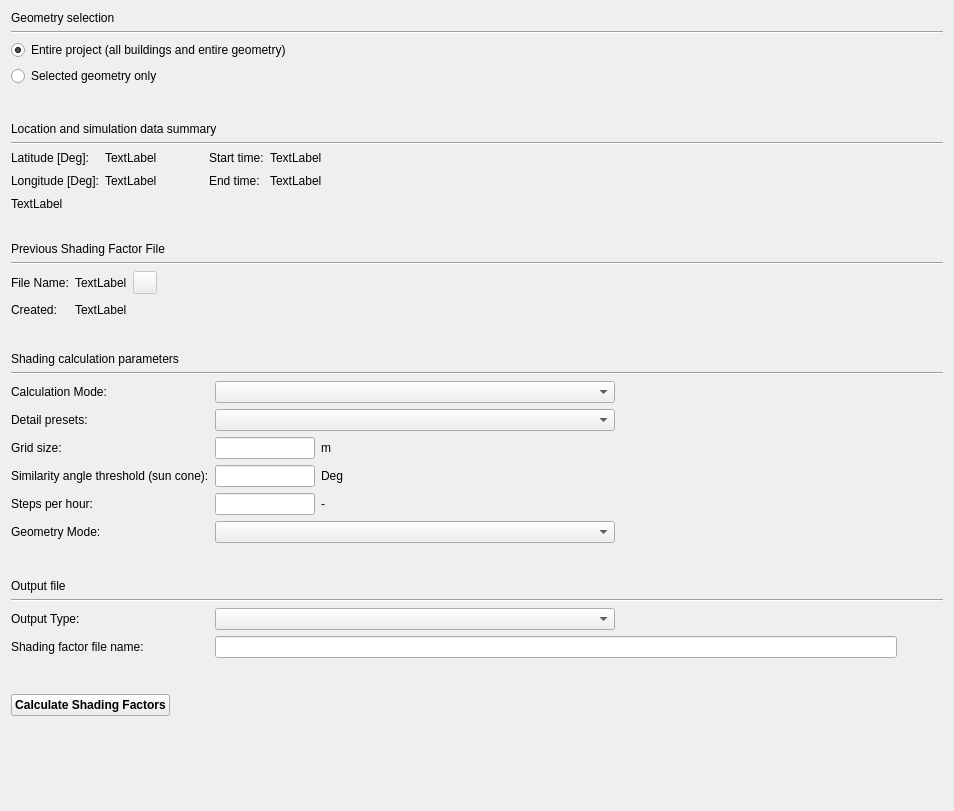
The window that SIM-VICUS/src/SVSimulationShadingOptions.ui (ghorwin/SIM-VICUS) describes before a commit, drawn with Qt 5.
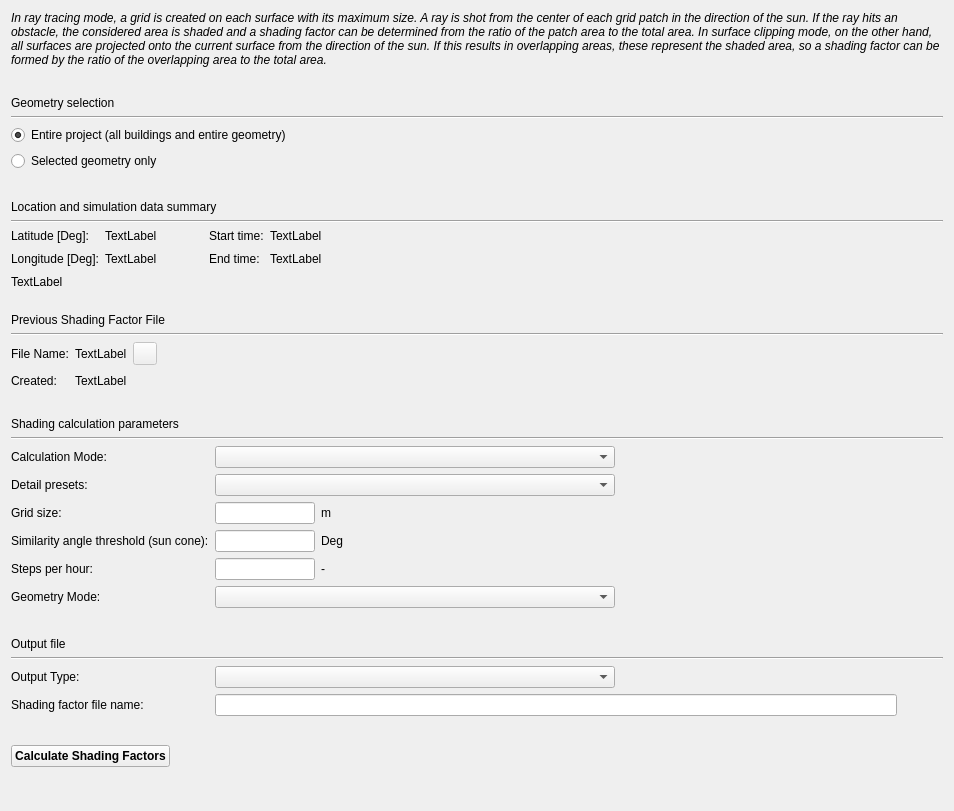
The same window after the commit. Icons and pictures are not drawn. Custom widgets are drawn as their Qt base class.

Commit message: Added shading information

Diff of the .ui file:
```diff
--- a/SIM-VICUS/src/SVSimulationShadingOptions.ui
+++ b/SIM-VICUS/src/SVSimulationShadingOptions.ui
@@ -14,6 +14,37 @@
    <string>Sunlight Factor Calculation</string>
   </property>
   <layout class="QVBoxLayout" name="verticalLayout">
+   <item>
+    <widget class="QLabel" name="label_18">
+     <property name="font">
+      <font>
+       <italic>true</italic>
+      </font>
+     </property>
+     <property name="text">
+      <string>In ray tracing mode, a grid is created on each surface with its maximum size. A ray is shot from the center of each grid patch in the direction of the sun. If the ray hits an obstacle, the considered area is shaded and a shading factor can be determined from the ratio of the patch area to the total area. In surface clipping mode, on the other hand, all surfaces are projected onto the current surface from the direction of the sun. If this results in overlapping areas, these represent the shaded area, so a shading factor can be formed by the ratio of the overlapping area to the total area.</string>
+     </property>
+     <property name="wordWrap">
+      <bool>true</bool>
+     </property>
+    </widget>
+   </item>
+   <item>
+    <spacer name="verticalSpacer_7">
+     <property name="orientation">
+      <enum>Qt::Vertical</enum>
+     </property>
+     <property name="sizeType">
+      <enum>QSizePolicy::Maximum</enum>
+     </property>
+     <property name="sizeHint" stdset="0">
+      <size>
+       <width>20</width>
+       <height>30</height>
+      </size>
+     </property>
+    </spacer>
+   </item>
    <item>
     <widget class="QLabel" name="label_14">
      <property name="text">
@@ -323,7 +354,108 @@
    </item>
    <item>
     <layout class="QGridLayout" name="gridLayout_4">
+     <item row="15" column="0">
+      <widget class="QLabel" name="label_7">
+       <property name="text">
+        <string>Output Type:</string>
+       </property>
+      </widget>
+     </item>
+     <item row="3" column="0">
+      <widget class="QLabel" name="labelGridSize">
+       <property name="text">
+        <string>Grid size:</string>
+       </property>
+      </widget>
+     </item>
+     <item row="17" column="1">
+      <widget class="QLineEdit" name="lineEditShadingFactorFilename">
+       <property name="readOnly">
+        <bool>true</bool>
+       </property>
+      </widget>
+     </item>
+     <item row="0" column="1" colspan="3">
+      <widget class="QComboBox" name="comboBoxCalculationMethod">
+       <property name="sizePolicy">
+        <sizepolicy hsizetype="Maximum" vsizetype="Fixed">
+         <horstretch>0</horstretch>
+         <verstretch>0</verstretch>
+        </sizepolicy>
+       </property>
+       <property name="maximumSize">
+        <size>
+         <width>400</width>
+         <height>16777215</height>
+        </size>
+       </property>
+      </widget>
+     </item>
+     <item row="4" column="0">
+      <widget class="QLabel" name="label_4">
+       <property name="text">
+        <string>Similarity angle threshold (sun cone):</string>
+       </property>
+      </widget>
+     </item>
+     <item row="3" column="2" colspan="2">
+      <spacer name="horizontalSpacer_2">
+       <property name="orientation">
+        <enum>Qt::Horizontal</enum>
+       </property>
+       <property name="sizeHint" stdset="0">
+        <size>
+         <width>40</width>
+         <height>20</height>
+        </size>
+       </property>
+      </spacer>
+     </item>
+     <item row="2" column="0">
+      <widget class="QLabel" name="label">
+       <property name="text">
+        <string>Detail presets:</string>
+       </property>
+      </widget>
+     </item>
      <item row="3" column="1">
+      <layout class="QHBoxLayout" name="horizontalLayout_2">
+       <item>
+        <widget class="QtExt::ValidatingLineEdit" name="lineEditGridSize">
+         <property name="maximumSize">
+          <size>
+           <width>100</width>
+           <height>16777215</height>
+          </size>
+         </property>
+        </widget>
+       </item>
+       <item>
+        <widget class="QLabel" name="labelGridSize_2">
+         <property name="text">
+          <string>m</string>
+         </property>
+        </widget>
+       </item>
+      </layout>
+     </item>
+     <item row="15" column="1">
+      <widget class="QComboBox" name="comboBoxFileType">
+       <property name="sizePolicy">
+        <sizepolicy hsizetype="Maximum" vsizetype="Fixed">
+         <horstretch>0</horstretch>
+         <verstretch>0</verstretch>
+        </sizepolicy>
+       </property>
+       <property name="maximumSize">
+        <size>
+         <width>400</width>
+         <height>16777215</height>
+        </size>
+       </property>
+      </widget>
+     </item>
+     <item row="4" column="1">
       <layout class="QHBoxLayout" name="horizontalLayout_3">
        <item>
         <widget class="QtExt::ValidatingLineEdit" name="lineEditSunCone">
@@ -344,27 +476,7 @@
        </item>
       </layout>
      </item>
-     <item row="2" column="2" colspan="2">
-      <spacer name="horizontalSpacer_2">
-       <property name="orientation">
-        <enum>Qt::Horizontal</enum>
-       </property>
-       <property name="sizeHint" stdset="0">
-        <size>
-         <width>40</width>
-         <height>20</height>
-        </size>
-       </property>
-      </spacer>
-     </item>
-     <item row="5" column="0">
-      <widget class="QLabel" name="labelSteps">
-       <property name="text">
-        <string>Steps per hour:</string>
-       </property>
-      </widget>
-     </item>
-     <item row="5" column="1">
+     <item row="6" column="1">
       <layout class="QHBoxLayout" name="horizontalLayout_4">
        <item>
         <widget class="QtExt::ValidatingLineEdit" name="lineEditSteps">
@@ -388,93 +500,21 @@
        </item>
       </layout>
      </item>
-     <item row="3" column="0">
-      <widget class="QLabel" name="label_4">
+     <item row="6" column="0">
+      <widget class="QLabel" name="labelSteps">
        <property name="text">
-        <string>Similarity angle threshold (sun cone):</string>
+        <string>Steps per hour:</string>
        </property>
       </widget>
      </item>
-     <item row="1" column="1" colspan="3">
-      <widget class="QComboBox" name="comboBoxPresets">
-       <property name="sizePolicy">
-        <sizepolicy hsizetype="Maximum" vsizetype="Fixed">
-         <horstretch>0</horstretch>
-         <verstretch>0</verstretch>
-        </sizepolicy>
-       </property>
-       <property name="maximumSize">
-        <size>
-         <width>400</width>
-         <height>16777215</height>
-        </size>
-       </property>
-      </widget>
-     </item>
-     <item row="16" column="2" colspan="2">
-      <spacer name="horizontalSpacer_13">
-       <property name="orientation">
-        <enum>Qt::Horizontal</enum>
-       </property>
-       <property name="sizeHint" stdset="0">
-        <size>
-         <width>40</width>
-         <height>20</height>
-        </size>
-       </property>
-      </spacer>
-     </item>
-     <item row="1" column="0">
-      <widget class="QLabel" name="label">
+     <item row="7" column="0">
+      <widget class="QLabel" name="label_12">
        <property name="text">
-        <string>Detail presets:</string>
+        <string>Geometry Mode:</string>
        </property>
       </widget>
      </item>
-     <item row="16" column="0">
-      <widget class="QLabel" name="label_2">
-       <property name="text">
-        <string>Shading factor file name:</string>
-       </property>
-      </widget>
-     </item>
-     <item row="3" column="2" colspan="2">
-      <spacer name="horizontalSpacer_11">
-       <property name="orientation">
-        <enum>Qt::Horizontal</enum>
-       </property>
-       <property name="sizeHint" stdset="0">
-        <size>
-         <width>40</width>
-         <height>20</height>
-        </size>
-       </property>
-      </spacer>
-     </item>
-     <item row="0" column="0">
-      <widget class="QLabel" name="label_13">
-       <property name="text">
-        <string>Calculation Mode:</string>
-       </property>
-      </widget>
-     </item>
-     <item row="14" column="1">
-      <widget class="QComboBox" name="comboBoxFileType">
-       <property name="sizePolicy">
-        <sizepolicy hsizetype="Maximum" vsizetype="Fixed">
-         <horstretch>0</horstretch>
-         <verstretch>0</verstretch>
-        </sizepolicy>
-       </property>
-       <property name="maximumSize">
-        <size>
-         <width>400</width>
-         <height>16777215</height>
-        </size>
-       </property>
-      </widget>
-     </item>
-     <item row="9" column="0" rowspan="2" colspan="4">
+     <item row="10" column="0" rowspan="2" colspan="4">
       <spacer name="verticalSpacer_5">
        <property name="orientation">
         <enum>Qt::Vertical</enum>
@@ -490,62 +530,30 @@
        </property>
       </spacer>
      </item>
-     <item row="11" column="0" colspan="4">
+     <item row="2" column="1" colspan="3">
+      <widget class="QComboBox" name="comboBoxPresets">
+       <property name="sizePolicy">
+        <sizepolicy hsizetype="Maximum" vsizetype="Fixed">
+         <horstretch>0</horstretch>
+         <verstretch>0</verstretch>
+        </sizepolicy>
+       </property>
+       <property name="maximumSize">
+        <size>
+         <width>400</width>
+         <height>16777215</height>
+        </size>
+       </property>
+      </widget>
+     </item>
+     <item row="12" column="0" colspan="4">
       <widget class="QLabel" name="label_17">
        <property name="text">
         <string>Output file</string>
        </property>
       </widget>
      </item>
-     <item row="2" column="1">
-      <layout class="QHBoxLayout" name="horizontalLayout_2">
-       <item>
-        <widget class="QtExt::ValidatingLineEdit" name="lineEditGridSize">
-         <property name="maximumSize">
-          <size>
-           <width>100</width>
-           <height>16777215</height>
-          </size>
-         </property>
-        </widget>
-       </item>
-       <item>
-        <widget class="QLabel" name="labelGridSize_2">
-         <property name="text">
-          <string>m</string>
-         </property>
-        </widget>
-       </item>
-      </layout>
-     </item>
-     <item row="2" column="0">
-      <widget class="QLabel" name="labelGridSize">
-       <property name="text">
-        <string>Grid size:</string>
-       </property>
-      </widget>
-     </item>
-     <item row="16" column="1">
-      <widget class="QLineEdit" name="lineEditShadingFactorFilename">
-       <property name="readOnly">
-        <bool>true</bool>
-       </property>
-      </widget>
-     </item>
-     <item row="14" column="2" colspan="2">
-      <spacer name="horizontalSpacer_14">
-       <property name="orientation">
-        <enum>Qt::Horizontal</enum>
-       </property>
-       <property name="sizeHint" stdset="0">
-        <size>
-         <width>40</width>
-         <height>20</height>
-        </size>
-       </property>
-      </spacer>
-     </item>
-     <item row="6" column="1">
+     <item row="7" column="1">
       <widget class="QComboBox" name="comboBoxGeometryMode">
        <property name="sizePolicy">
         <sizepolicy hsizetype="Maximum" vsizetype="Fixed">
@@ -561,37 +569,60 @@
        </property>
       </widget>
      </item>
-     <item row="14" column="0">
-      <widget class="QLabel" name="label_7">
+     <item row="17" column="0">
+      <widget class="QLabel" name="label_2">
        <property name="text">
-        <string>Output Type:</string>
+        <string>Shading factor file name:</string>
        </property>
       </widget>
      </item>
-     <item row="6" column="0">
-      <widget class="QLabel" name="label_12">
+     <item row="4" column="2" colspan="2">
+      <spacer name="horizontalSpacer_11">
+       <property name="orientation">
+        <enum>Qt::Horizontal</enum>
+       </property>
+       <property name="sizeHint" stdset="0">
+        <size>
+         <width>40</width>
+         <height>20</height>
+        </size>
+       </property>
+      </spacer>
+     </item>
+     <item row="15" column="2" colspan="2">
+      <spacer name="horizontalSpacer_14">
+       <property name="orientation">
+        <enum>Qt::Horizontal</enum>
+       </property>
+       <property name="sizeHint" stdset="0">
+        <size>
+         <width>40</width>
+         <height>20</height>
+        </size>
+       </property>
+      </spacer>
+     </item>
+     <item row="0" column="0">
+      <widget class="QLabel" name="label_13">
        <property name="text">
-        <string>Geometry Mode:</string>
+        <string>Calculation Mode:</string>
        </property>
       </widget>
      </item>
-     <item row="0" column="1" colspan="3">
-      <widget class="QComboBox" name="comboBoxCalculationMethod">
-       <property name="sizePolicy">
-        <sizepolicy hsizetype="Maximum" vsizetype="Fixed">
-         <horstretch>0</horstretch>
-         <verstretch>0</verstretch>
-        </sizepolicy>
+     <item row="17" column="2" colspan="2">
+      <spacer name="horizontalSpacer_13">
+       <property name="orientation">
+        <enum>Qt::Horizontal</enum>
        </property>
-       <property name="maximumSize">
+       <property name="sizeHint" stdset="0">
         <size>
-         <width>400</width>
-         <height>16777215</height>
+         <width>40</width>
+         <height>20</height>
         </size>
        </property>
-      </widget>
+      </spacer>
      </item>
-     <item row="13" column="0" colspan="4">
+     <item row="14" column="0" colspan="4">
       <widget class="Line" name="line_4">
        <property name="orientation">
         <enum>Qt::Horizontal</enum>
```
The commit also changes 1 other file.
